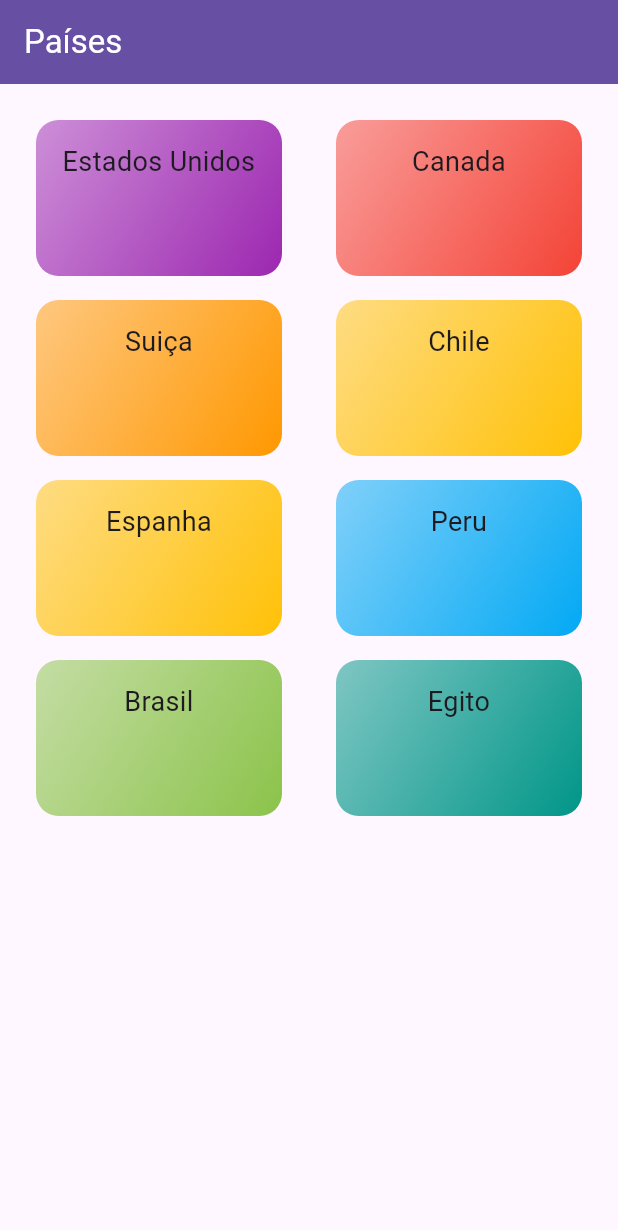
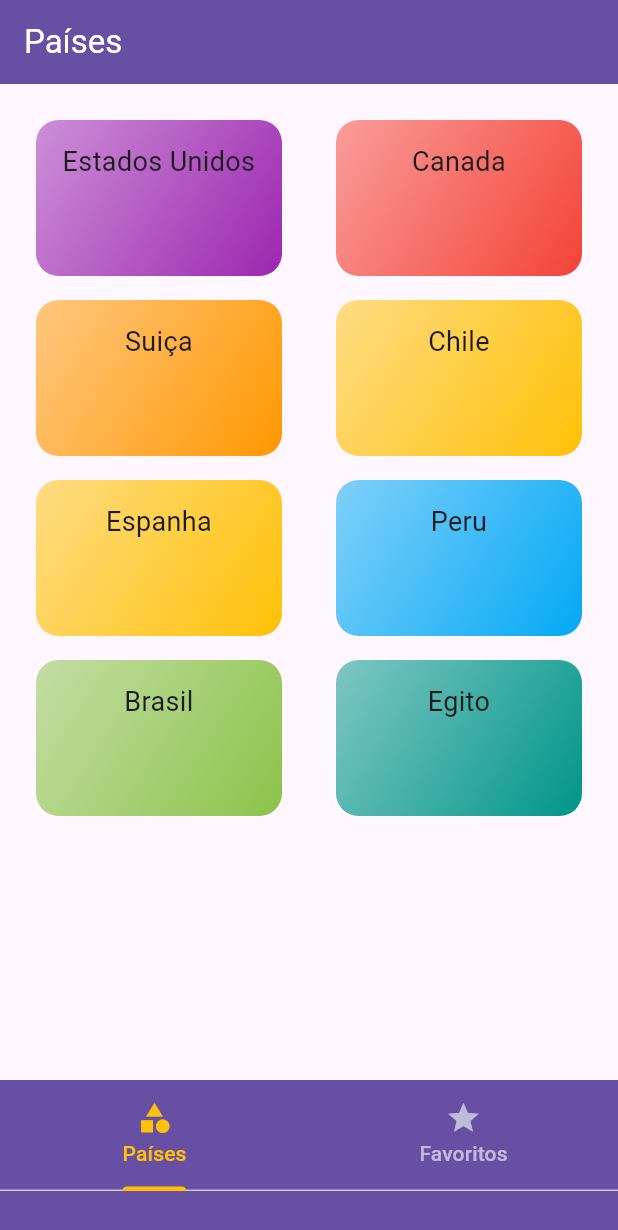
Before and after one commit to mariamandafm/DIM0524-DDM-20242-fork, a Flutter app: the screen it shows after launch, on a phone screen of 412 x 824 dp. Shown: the top 1230 px of the screen. Run offline on Flutter 3.47's test engine with Material 3 defaults, Android fonts, the phone set to English and light mode, and no system bars; our stand-ins replace go_router.

Commit message:
ajustes com abas

```diff
--- a/f05_lugares_app/lib/routes/rotas.dart
+++ b/f05_lugares_app/lib/routes/rotas.dart
@@ -1,5 +1,6 @@
 import 'package:f05_lugares_app/model/lugar.dart';
 import 'package:f05_lugares_app/model/pais.dart';
+import 'package:f05_lugares_app/screens/abas.dart';
 import 'package:f05_lugares_app/screens/detalhes_lugar.dart';
 import 'package:f05_lugares_app/screens/lugares_por_pais.dart';
 import 'package:f05_lugares_app/screens/pais_screen.dart';
@@ -11,7 +12,7 @@ final GoRouter myRouter = GoRouter(
     GoRoute(
       path: '/',
       builder: (BuildContext context, GoRouterState state) {
-        return PaisScreen();
+        return MinhasAbas();
       },
     ),
     GoRoute(
--- /dev/null
+++ b/f05_lugares_app/lib/screens/abas.dart
@@ -0,0 +1,106 @@
+import 'package:f05_lugares_app/screens/favoritos.dart';
+import 'package:f05_lugares_app/screens/pais_screen.dart';
+import 'package:flutter/material.dart';
+
+class MinhasAbas extends StatelessWidget {
+  const MinhasAbas({super.key});
+
+  @override
+  Widget build(BuildContext context) {
+    return MinhasAbasBottom();
+  }
+}
+
+class MinhasAbasTop extends StatelessWidget {
+  const MinhasAbasTop({
+    super.key,
+  });
+
+  @override
+  Widget build(BuildContext context) {
+    return DefaultTabController(
+        length: 2,
+        child: Scaffold(
+          appBar: AppBar(
+            backgroundColor: ThemeData().primaryColor,
+            bottom: const TabBar(
+                indicatorColor: Colors.amber,
+                labelColor: Colors.amber,
+                unselectedLabelColor: Colors.white60,
+                tabs: [
+                  Tab(
+                    icon: Icon(
+                      Icons.category,
+                    ),
+                    text: "Países",
+                  ),
+                  Tab(
+                    icon: Icon(
+                      Icons.star,
+                    ),
+                    text: "Favoritos",
+                  )
+                ]),
+          ),
+          body: const TabBarView(
+            children: [
+              PaisScreen(),
+              FavoritosScreen(),
+            ],
+          ),
+        ));
+  }
+}
+
+class MinhasAbasBottom extends StatelessWidget {
+  const MinhasAbasBottom({super.key});
+
+  @override
+  Widget build(BuildContext context) {
+
+    final List<String> _titulos = [
+    'Paises',
+    'Meus Favoritos',
+  ];
+    return DefaultTabController(
+        length: 2,
+        child: Scaffold(
+            body: Column(
+              children: <Widget>[
+                Expanded(
+                  child: TabBarView(
+                    children: [
+                      PaisScreen(),
+                      FavoritosScreen(),
+                    ],
+                  ),
+                ),
+                Container(
+                  padding: EdgeInsets.fromLTRB(0, 0, 0, 30),
+                  decoration: BoxDecoration(
+                    color: ThemeData().primaryColor,
+                  ),
+                  child: const TabBar(
+                      indicatorColor: Colors.amber,
+                      labelColor: Colors.amber,
+                      unselectedLabelColor: Colors.white60,
+                      tabs: [
+
+                        Tab(
+                          icon: Icon(
+                            Icons.category,
+                          ),
+                          text: "Países",
+                        ),
+                        Tab(
+                          icon: Icon(
+                            Icons.star,
+                          ),
+                          text: "Favoritos",
+                        )
+                      ]),
+                )
+              ],
+            )));
+  }
+}
```
Also changed, not shown: f05_lugares_app/lib/screens/favoritos.dart (added, +21 -0 lines).
